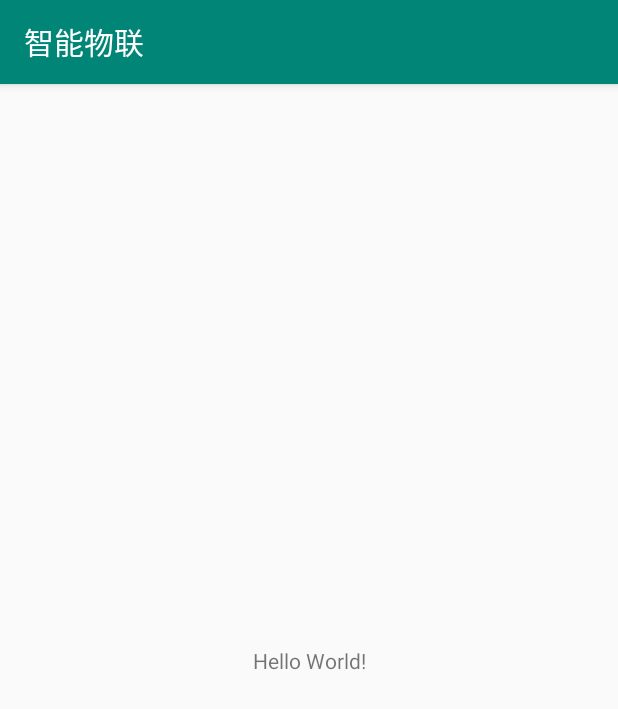
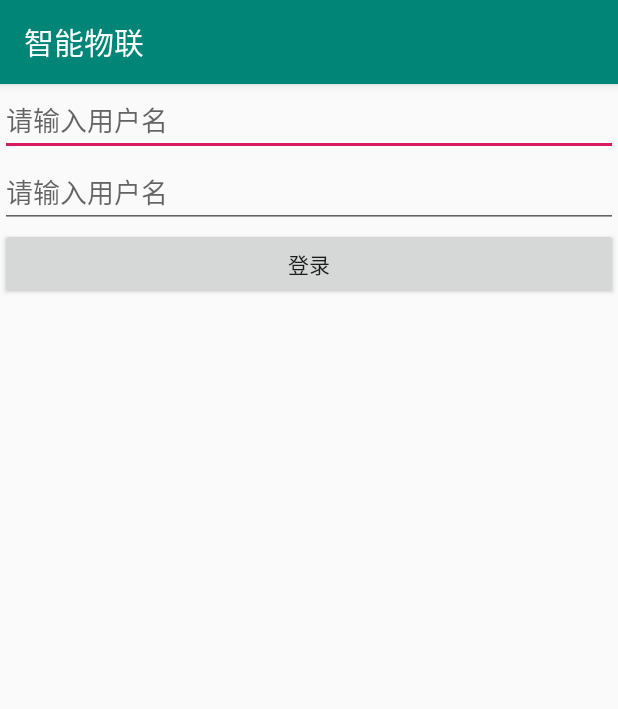
Before and after one commit to xu123456z/2.2, an Android app: the screen it shows after launch (MainActivity before the commit, TestMVPActivity after it), on a phone screen of 412 x 824 dp. Shown: the top 709 px of the screen. Run offline under Robolectric (Android 15) with nearby library versions, the phone set to English and light mode, and no system bars.

Commit message:
添加MVP测试

```diff
--- a/app/src/main/AndroidManifest.xml
+++ b/app/src/main/AndroidManifest.xml
@@ -9,13 +9,16 @@
         android:roundIcon="@mipmap/hiotapp"
         android:supportsRtl="true"
         android:theme="@style/AppTheme">
-        <activity android:name=".MainActivity">
+        <activity android:name=".test.mvptest.TestMVPActivity">
             <intent-filter>
                 <action android:name="android.intent.action.MAIN" />
 
                 <category android:name="android.intent.category.LAUNCHER" />
             </intent-filter>
         </activity>
+        <activity android:name=".MainActivity">
+
+        </activity>
     </application>
 
 </manifest>
--- /dev/null
+++ b/app/src/main/java/com/huatec/hiot_cloud/test/mvptest/TestMVPActivity.java
@@ -0,0 +1,49 @@
+package com.huatec.hiot_cloud.test.mvptest;
+
+import androidx.appcompat.app.AppCompatActivity;
+
+import android.os.Bundle;
+import android.view.View;
+import android.widget.Button;
+import android.widget.EditText;
+import android.widget.Toast;
+
+import com.huatec.hiot_cloud.R;
+import com.huatec.hiot_cloud.test.mvptest.model.User;
+
+
+public class TestMVPActivity extends AppCompatActivity implements TestView {
+
+    @Override
+    protected void onCreate(Bundle savedInstanceState) {
+        super.onCreate(savedInstanceState);
+        setContentView(R.layout.activity_test_mvp);
+        final EditText etUserName = findViewById(R.id.et_user_name);
+        final EditText etPassword = findViewById(R.id.et_password);
+        Button btnLogin = findViewById(R.id.btn_login);
+        final User user = new User();
+        final TestPresenter presenter = new TestPresenter(this);
+        btnLogin.setOnClickListener(new View.OnClickListener() {
+            @Override
+            public void onClick(View view) {
+                user.setUserName(etUserName.getText().toString());
+                user.setPassword(etPassword.getText().toString());
+                presenter.login(user);
+//                login(user);
+
+            }
+        });
+    }
+
+//    @Override
+    public void showMessage(String msg) {
+        Toast.makeText(this, msg, Toast.LENGTH_SHORT).show();
+    }
+//    private void login(User user) {
+//    if ("lisi".equals(user.getUserName()) && "123".equals(user.getPassword())){
+//        Toast.makeText(this, "登录成功", Toast.LENGTH_SHORT).show();
+//    }else {
+//        Toast.makeText(this, "登录失败", Toast.LENGTH_SHORT).show();
+//    }
+//    }
+}
--- /dev/null
+++ b/app/src/main/java/com/huatec/hiot_cloud/test/mvptest/TestPresenter.java
@@ -0,0 +1,20 @@
+package com.huatec.hiot_cloud.test.mvptest;
+
+import android.widget.Toast;
+
+import com.huatec.hiot_cloud.test.mvptest.model.User;
+
+public class TestPresenter {
+    public TestView view;
+
+    public TestPresenter(TestView view){
+        this.view = view;
+    }
+    public  void login(User user){
+        if ("lisi".equals(user.getUserName()) && "123".equals(user.getPassword())){
+            view.showMessage("登录成功");
+        }else{
+            view.showMessage("登录失败");
+        }
+    }
+}
--- /dev/null
+++ b/app/src/main/java/com/huatec/hiot_cloud/test/mvptest/TestView.java
@@ -0,0 +1,5 @@
+package com.huatec.hiot_cloud.test.mvptest;
+
+public interface TestView {
+    void showMessage (String msg);
+}
--- /dev/null
+++ b/app/src/main/java/com/huatec/hiot_cloud/test/mvptest/model/User.java
@@ -0,0 +1,24 @@
+package com.huatec.hiot_cloud.test.mvptest.model;
+
+import java.io.Serializable;
+
+public class User implements Serializable {
+    private String userName;
+    private  String password;
+
+    public String getUserName() {
+        return userName;
+    }
+
+    public void setUserName(String userName) {
+        this.userName = userName;
+    }
+
+    public String getPassword() {
+        return password;
+    }
+
+    public void setPassword(String password) {
+        this.password = password;
+    }
+}
--- /dev/null
+++ b/app/src/main/res/layout/activity_test_mvp.xml
@@ -0,0 +1,27 @@
+<?xml version="1.0" encoding="utf-8"?>
+<LinearLayout xmlns:android="http://schemas.android.com/apk/res/android"
+
+    xmlns:tools="http://schemas.android.com/tools"
+    android:layout_width="match_parent"
+    android:layout_height="match_parent"
+    android:orientation="vertical"
+    tools:context=".test.mvptest.TestMVPActivity">
+
+    <EditText
+        android:id="@+id/et_user_name"
+        android:hint="请输入用户名"
+        android:layout_width="match_parent"
+        android:layout_height="wrap_content"
+        />
+    <EditText
+        android:id="@+id/et_password"
+        android:hint="请输入用户名"
+        android:layout_width="match_parent"
+        android:layout_height="wrap_content"
+        />
+    <Button
+        android:id="@+id/btn_login"
+        android:text="登录"
+        android:layout_width="match_parent"
+        android:layout_height="wrap_content"/>
+</LinearLayout>
```
Also changed, not shown: app/src/main/java/com/huatec/hiot_cloud/MainActivity.java (+10 -0 lines).
